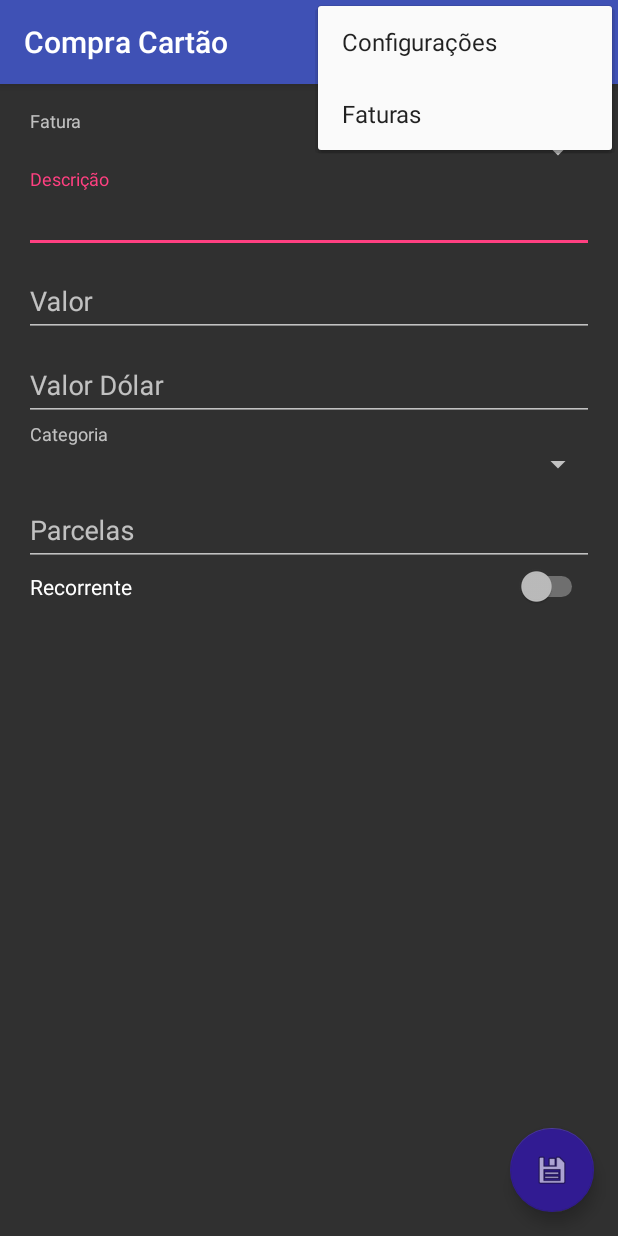
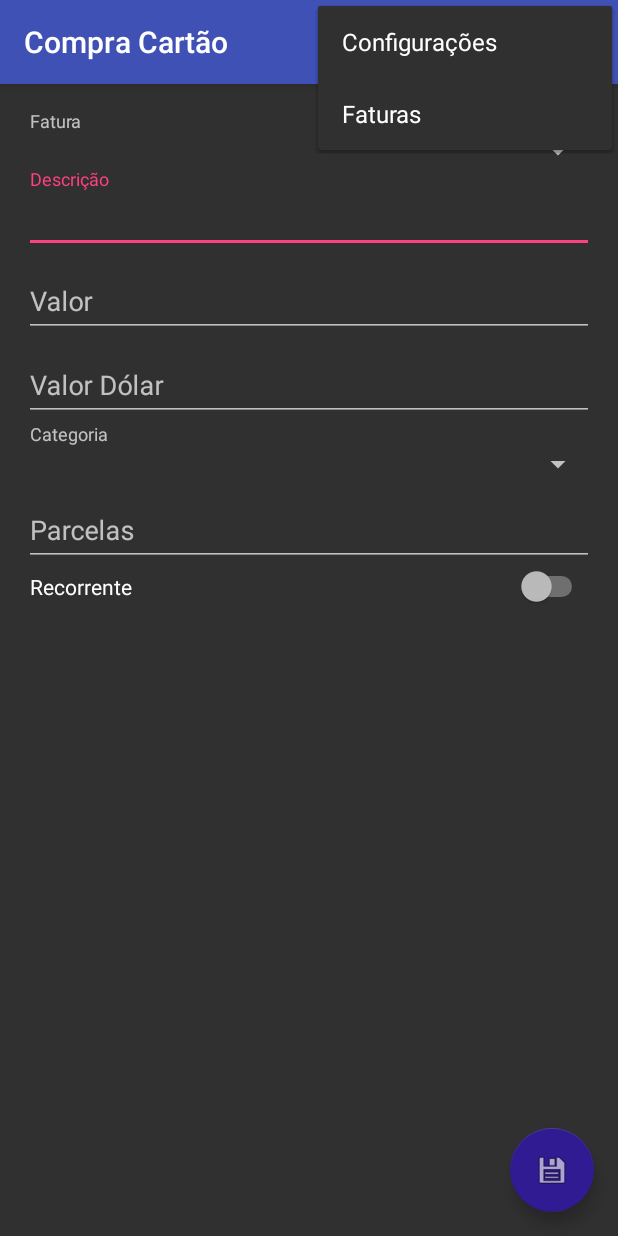
Before and after one commit to diegorocha/CompraCartao, an Android app: the screen it shows after launch (MainActivity), with the options menu open, on a phone screen of 412 x 824 dp. Run offline under Robolectric (Android 15) with nearby library versions, the phone set to English and light mode, and no system bars; our stand-ins replace Volley; network calls fail.

Commit message:
Corrigindo tema dos popups

```diff
--- a/app/src/main/res/values/styles.xml
+++ b/app/src/main/res/values/styles.xml
@@ -15,6 +15,6 @@
 
     <style name="AppTheme.AppBarOverlay" parent="ThemeOverlay.AppCompat.Dark.ActionBar" />
 
-    <style name="AppTheme.PopupOverlay" parent="ThemeOverlay.AppCompat.Light" />
+    <style name="AppTheme.PopupOverlay" parent="ThemeOverlay.AppCompat" />
 
 </resources>
```
